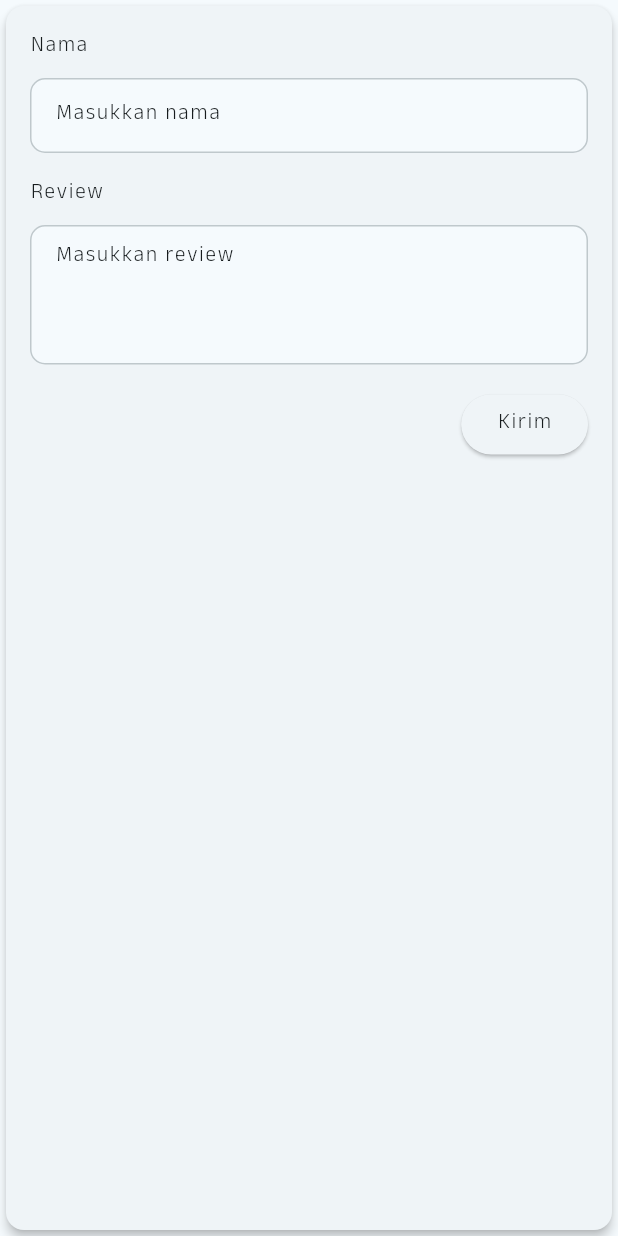
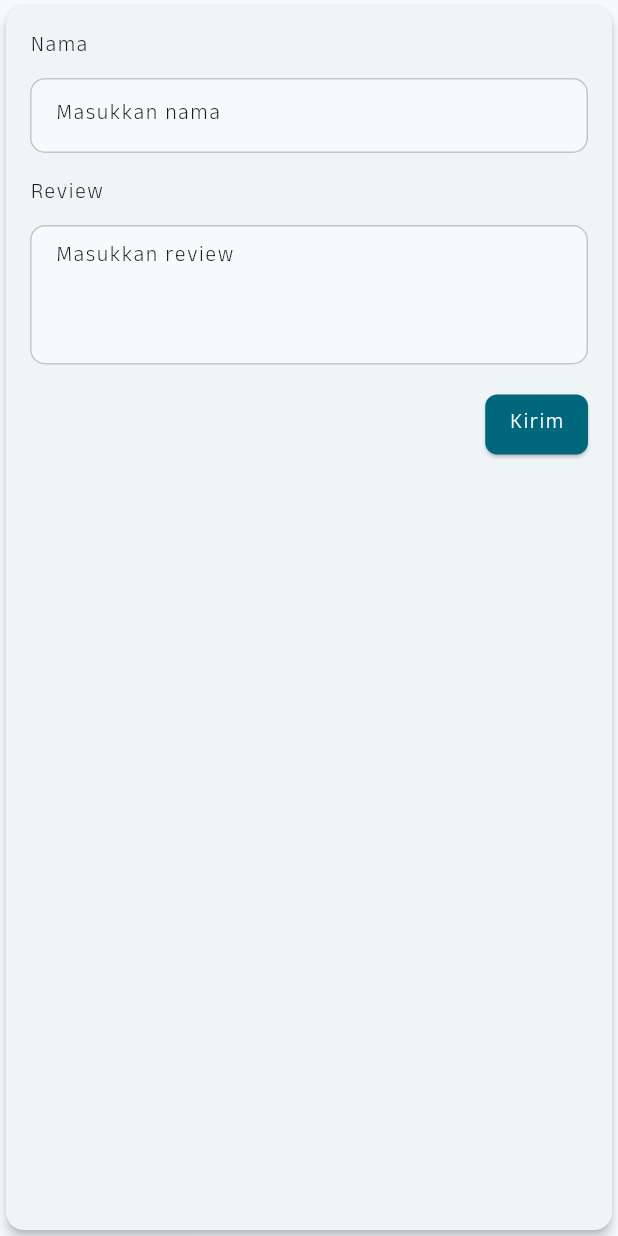
Before and after one commit to myNameIsErik/Restaurant-App, a Flutter app: the AddReviewForm widget shown alone on an empty page, opened directly with empty values, after a tap on "Kirim", on a phone screen of 412 x 824 dp. Run offline on Flutter 3.47's test engine with Material 3 defaults, Android fonts, the phone set to English and light mode, and no system bars; our stand-ins replace lottie; network calls fail.

Commit message:
fix bug in search features and add some fix on theme

```diff
--- a/lib/screen/detail/body_of_detail_screen_widget.dart
+++ b/lib/screen/detail/body_of_detail_screen_widget.dart
@@ -8,6 +8,7 @@ import 'package:restaurant_app/screen/detail/menu_list.dart';
 import 'package:restaurant_app/screen/review/add_review_form.dart';
 import 'package:restaurant_app/screen/review/review_list.dart';
 import 'package:restaurant_app/static/restaurant_detail_result_state.dart';
+import 'package:restaurant_app/widgets/detail/view_more_detail.dart';
 
 class BodyOfDetailScreenWidget extends StatelessWidget {
   const BodyOfDetailScreenWidget({
@@ -124,10 +125,7 @@ class BodyOfDetailScreenWidget extends StatelessWidget {
                       ?.copyWith(fontWeight: FontWeight.bold),
                 ),
                 const SizedBox.square(dimension: 8),
-                Text(
-                  restaurant.description,
-                  style: Theme.of(context).textTheme.bodyLarge,
-                ),
+                ExpandableDescription(description: restaurant.description),
                 const SizedBox.square(dimension: 16),
                 Divider(
                   thickness: 1,
--- a/lib/screen/review/add_review_form.dart
+++ b/lib/screen/review/add_review_form.dart
@@ -28,7 +28,16 @@ class _AddReviewFormState extends State<AddReviewForm> {
       _nameController.clear();
       _reviewController.clear();
       ScaffoldMessenger.of(context).showSnackBar(
-        const SnackBar(content: Text("Review added successfully!")),
+        SnackBar(
+          content: Text(
+            "Review added successfully!",
+            style: Theme.of(context)
+                .textTheme
+                .labelLarge
+                ?.copyWith(color: Theme.of(context).colorScheme.onPrimary),
+          ),
+          backgroundColor: Theme.of(context).colorScheme.primary,
+        ),
       );
     }
   }
@@ -96,10 +105,19 @@ class _AddReviewFormState extends State<AddReviewForm> {
             Align(
               alignment: Alignment.centerRight,
               child: ElevatedButton(
+                style: ElevatedButton.styleFrom(
+                  backgroundColor: Theme.of(context).colorScheme.primary,
+                  padding:
+                      const EdgeInsets.symmetric(horizontal: 16, vertical: 8),
+                  shape: RoundedRectangleBorder(
+                    borderRadius: BorderRadius.circular(8),
+                  ),
+                ),
                 onPressed: _submitReview,
                 child: Text(
                   "Kirim",
-                  style: Theme.of(context).textTheme.labelLarge,
+                  style: Theme.of(context).textTheme.labelLarge?.copyWith(
+                      color: Theme.of(context).colorScheme.onPrimary),
                 ),
               ),
             ),
```
Also changed, not shown: lib/screen/search/search_screen.dart (+8 -1 lines), lib/widgets/detail/view_more_detail.dart (added, +56 -0 lines).
